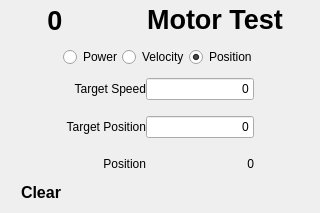
kipr/cbc, file cbcui/ui/MotorTest.ui: the form before one commit.
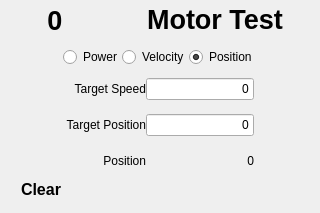
The form after the commit. The open tabs and pages were chosen to show the change. Icons and pictures are not drawn.

What changed in the file:
```diff
--- a/cbcui/ui/MotorTest.ui
+++ b/cbcui/ui/MotorTest.ui
@@ -480,7 +480,7 @@
            <property name="sizeHint" >
             <size>
              <width>20</width>
-             <height>16</height>
+             <height>14</height>
             </size>
            </property>
           </spacer>
@@ -508,6 +508,9 @@
          <property name="spacing" >
           <number>0</number>
          </property>
+         <property name="bottomMargin" >
+          <number>3</number>
+         </property>
          <item>
           <widget class="QPushButton" name="ui_ClearButton0" >
            <property name="enabled" >
```
Left out of the diff: 11 changed lines with no effect on the pictures.
